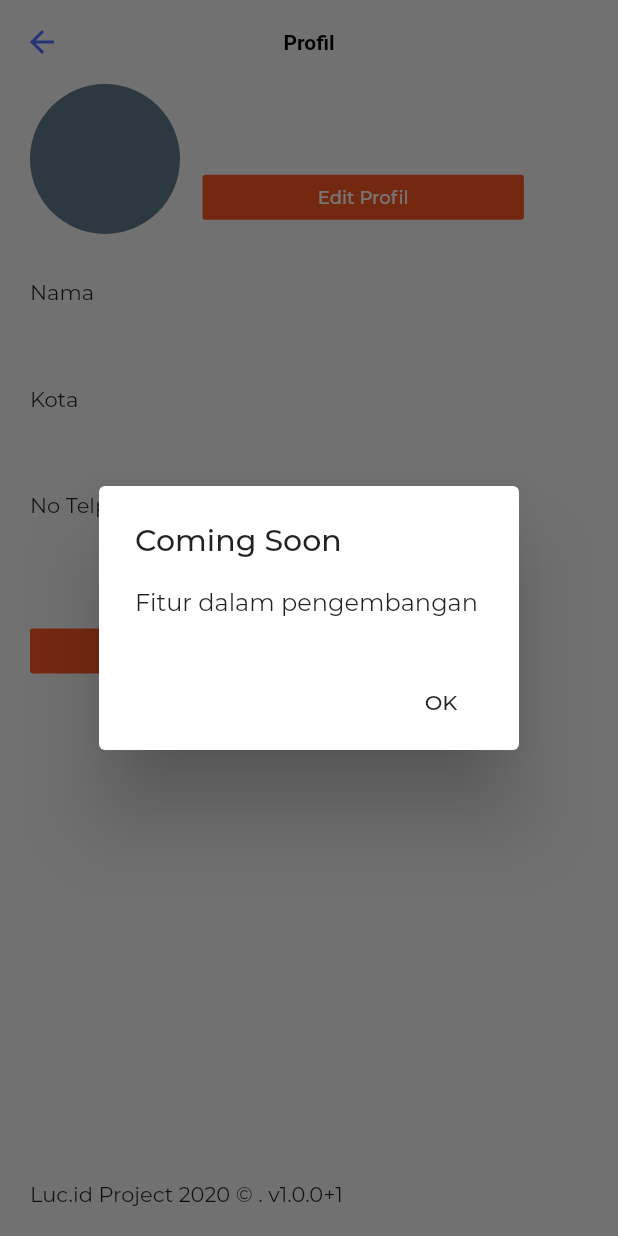
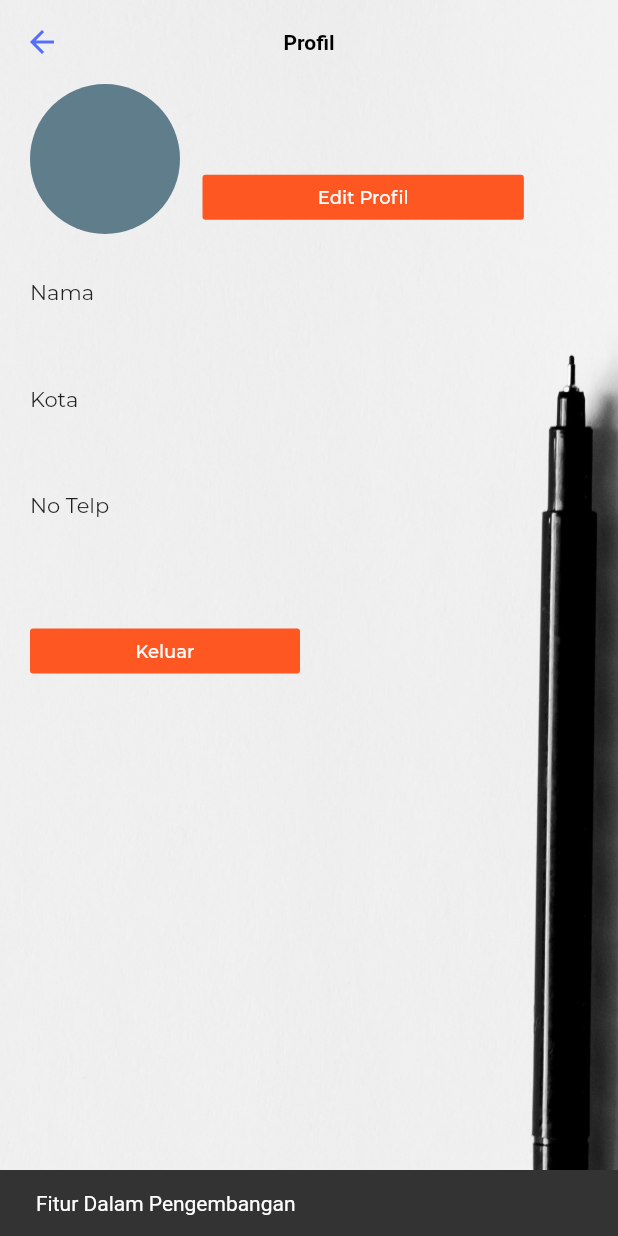
Before and after one commit to lraihan/lelang, a Flutter app: the About screen opened directly with empty values, after a tap on "Edit Profil", on a phone screen of 412 x 824 dp. Run offline on Flutter 3.47's test engine with Material 2 defaults, Android fonts, the phone set to English and light mode, and no system bars; our stand-ins replace cloud_firestore, firebase_auth, flutter_spinkit; missing offline and left inert: simple_search_bar; accounts and stored records are empty.

Commit message:
Fixing Bugs

```diff
--- a/lib/screens/authenticate/authenticate.dart
+++ b/lib/screens/authenticate/authenticate.dart
@@ -11,8 +11,7 @@ class _AuthenticateState extends State<Authenticate> {
   @override
   Widget build(BuildContext context) {
     return Container(
-      color: Color(0xfff7f7f7),
-      decoration: BoxDecoration(
+      decoration: BoxDecoration(color: Color(0xfff7f7f7),
           image: DecorationImage(
         image: AssetImage('assets/img/authbg.jpg'),
         fit: BoxFit.cover,
--- a/lib/screens/home/about.dart
+++ b/lib/screens/home/about.dart
@@ -5,18 +5,20 @@ import 'package:lelangonline/services/auth.dart';
 class About extends StatelessWidget {
   final User user;
   About(this.user);
+  GlobalKey<ScaffoldState> _scaffoldKey = new GlobalKey<ScaffoldState>();
 
   final AuthService _auth = AuthService();
   @override
   Widget build(BuildContext context) {
     return Container(
-      color: Color(0xfff7f7f7),
       decoration: BoxDecoration(
+          color: Color(0xfff7f7f7),
           image: DecorationImage(
-        image: AssetImage('assets/img/about.png'),
-        fit: BoxFit.cover,
-      )),
+            image: AssetImage('assets/img/about.png'),
+            fit: BoxFit.cover,
+          )),
       child: Scaffold(
+        key : _scaffoldKey,
         appBar: AppBar(
           centerTitle: true,
           title: Text(
@@ -80,24 +82,11 @@ class About extends StatelessWidget {
                                     style: TextStyle(fontSize: 12),
                                   ),
                                   onPressed: () {
-                                    showDialog(
-                                      barrierDismissible: false,
-                                      context: context,
-                                      builder: (_) {
-                                        return AlertDialog(
-                                          title: Text('Coming Soon'),
-                                          content:
-                                              Text('Fitur dalam pengembangan'),
-                                          actions: <Widget>[
-                                            FlatButton(
-                                                onPressed: () {
-                                                  Navigator.pop(context);
-                                                },
-                                                child: Text('OK'))
-                                          ],
-                                        );
-                                      },
-                                    );
+                                    _scaffoldKey.currentState
+                                        .showSnackBar(SnackBar(
+                                      content: Text('Fitur Dalam Pengembangan'),
+                                      duration: Duration(seconds: 2),
+                                    ));
                                   },
                                 ),
                               ),
```
Also changed, not shown: lib/screens/authenticate/personaldata.dart (+7 -4 lines), lib/screens/authenticate/register.dart (+4 -4 lines), lib/screens/authenticate/sign_in.dart (+4 -3 lines), lib/screens/home/userhome.dart (+8 -16 lines), lib/screens/user/detail.dart (+9 -22 lines), lib/screens/user/explore.dart (+16 -23 lines).
